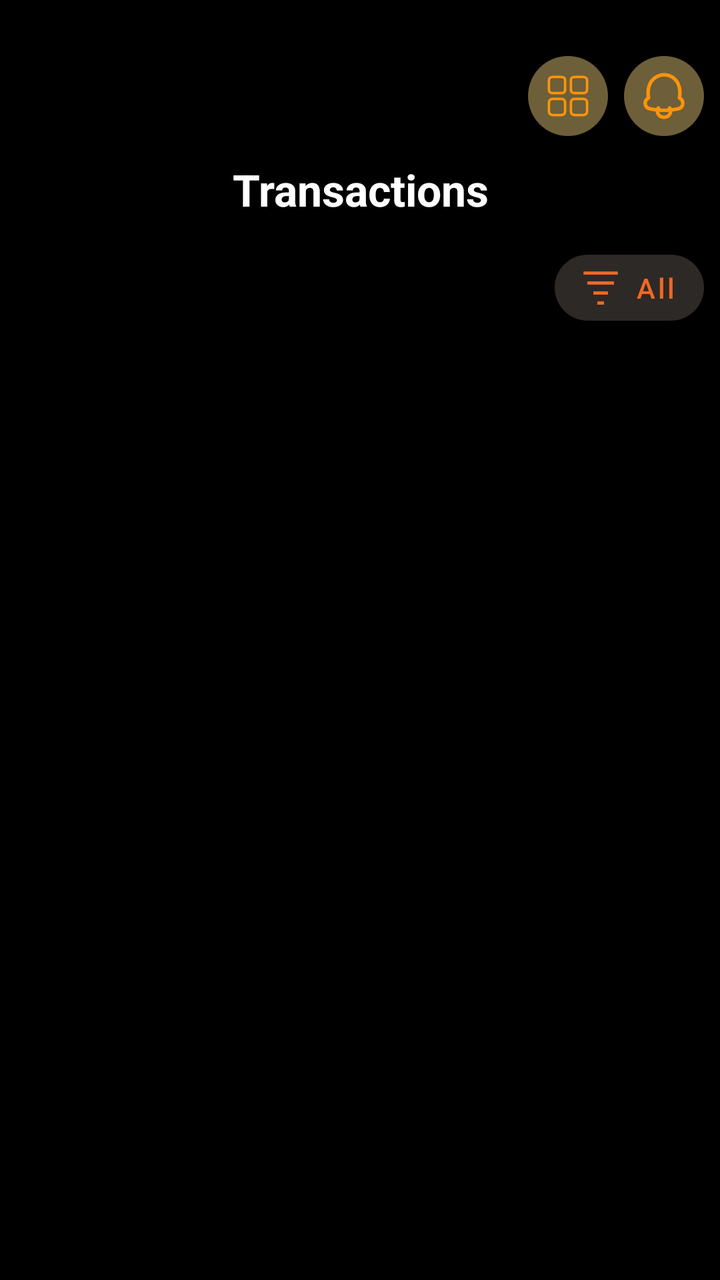
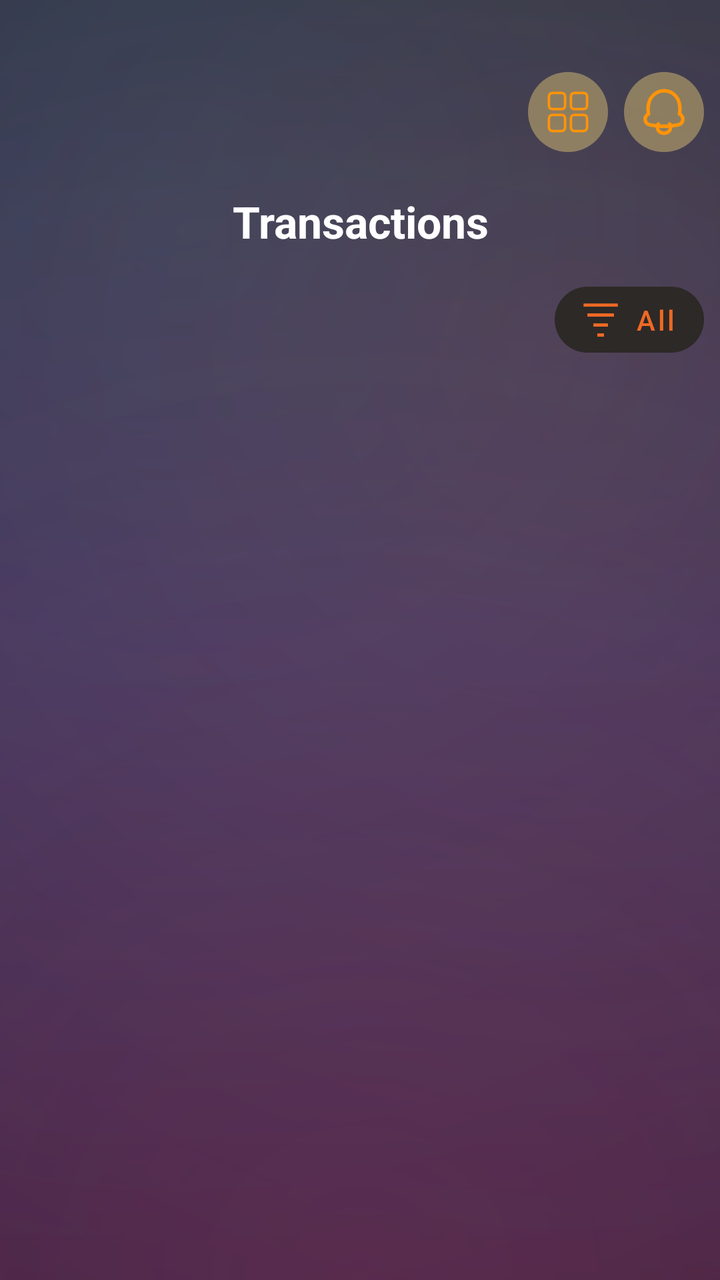

Compare the two renders of this Android layout. The source of the first and the diff that turns it into the second are given below.
<!-- AndroidManifest.xml: application theme Theme.Bitbloom -->
<!-- res/layout/fragment_salary_history.xml -->
<?xml version="1.0" encoding="utf-8"?>
<androidx.coordinatorlayout.widget.CoordinatorLayout xmlns:android="http://schemas.android.com/apk/res/android"
    xmlns:app="http://schemas.android.com/apk/res-auto"
    xmlns:tools="http://schemas.android.com/tools"
    android:id="@+id/root"
    android:layout_width="match_parent"
    android:layout_height="match_parent"
    android:background="@color/black">

    <androidx.core.widget.NestedScrollView
        android:id="@+id/scrollContainer"
        android:layout_width="match_parent"
        android:layout_height="match_parent"
        android:fillViewport="true"
        android:scrollbars="none">

        <androidx.constraintlayout.widget.ConstraintLayout
            android:layout_width="match_parent"
            android:layout_height="wrap_content"
            android:paddingTop="24dp"
            android:paddingBottom="16dp">

            
            <androidx.constraintlayout.widget.Guideline
                android:id="@+id/gStart"
                android:layout_width="wrap_content"
                android:layout_height="wrap_content"
                android:orientation="vertical"
                app:layout_constraintGuide_begin="8dp" />

            <androidx.constraintlayout.widget.Guideline
                android:id="@+id/gEnd"
                android:layout_width="wrap_content"
                android:layout_height="wrap_content"
                android:orientation="vertical"
                app:layout_constraintGuide_end="8dp" />

            
            <androidx.constraintlayout.widget.ConstraintLayout
                android:id="@+id/topbar"
                android:layout_width="0dp"
                android:layout_height="48dp"
                app:layout_constraintEnd_toEndOf="@id/gEnd"
                app:layout_constraintStart_toStartOf="@id/gStart"
                app:layout_constraintTop_toTopOf="parent">

                <LinearLayout
                    android:id="@+id/actionsRight"
                    android:layout_width="wrap_content"
                    android:layout_height="wrap_content"
                    android:orientation="horizontal"
                    app:layout_constraintBottom_toBottomOf="parent"
                    app:layout_constraintEnd_toEndOf="parent"
                    app:layout_constraintTop_toTopOf="parent">

                    <ImageView
                        android:id="@+id/menu"
                        android:layout_width="40dp"
                        android:layout_height="40dp"
                        android:background="@drawable/ic_window"
                        android:padding="8dp" />

                    <ImageView
                        android:id="@+id/notification_ic"
                        android:layout_width="40dp"
                        android:layout_height="40dp"
                        android:layout_marginStart="8dp"
                        android:background="@drawable/ic_bell"
                        android:padding="8dp" />
                </LinearLayout>
            </androidx.constraintlayout.widget.ConstraintLayout>

            
            <TextView
                android:id="@+id/title"
                android:layout_width="0dp"
                android:layout_height="wrap_content"
                android:layout_marginTop="8dp"
                android:gravity="center"
                android:text="@string/fragment_deposit_transactions"
                android:textColor="@color/white"
                android:textSize="22sp"
                android:textStyle="bold"
                app:layout_constraintEnd_toEndOf="@id/gEnd"
                app:layout_constraintStart_toStartOf="@id/gStart"
                app:layout_constraintTop_toBottomOf="@id/topbar" />

            
            <LinearLayout
                android:id="@+id/filterRow"
                android:layout_width="0dp"
                android:layout_height="wrap_content"
                android:layout_marginTop="12dp"
                android:gravity="end"
                android:orientation="horizontal"
                app:layout_constraintEnd_toEndOf="@id/gEnd"
                app:layout_constraintStart_toStartOf="@id/gStart"
                app:layout_constraintTop_toBottomOf="@id/title">

                <com.google.android.material.button.MaterialButton
                    android:id="@+id/btnFilter"
                    style="@style/Widget.MaterialComponents.Button.OutlinedButton"
                    android:layout_width="wrap_content"
                    android:layout_height="45dp"
                    android:drawablePadding="4dp"
                    android:insetLeft="0dp"
                    android:insetRight="0dp"
                    android:minWidth="0dp"
                    android:paddingStart="14dp"
                    android:paddingEnd="14dp"
                    android:text="@string/fragment_deposit_all"
                    android:textAllCaps="false"
                    android:textColor="@color/orange"
                    android:textSize="14sp"
                    app:backgroundTint="#2D2927"
                    app:cornerRadius="20dp"
                    app:icon="@drawable/ic_filter_list"
                    app:iconGravity="textStart"
                    app:iconPadding="8dp"
                    app:iconTint="@color/orange"
                    app:strokeColor="@color/orange"
                    app:strokeWidth="0dp" />
            </LinearLayout>

            
            <FrameLayout
                android:id="@+id/transactionListContainer"
                android:layout_width="0dp"
                android:layout_height="0dp"
                app:layout_constraintBottom_toBottomOf="parent"
                app:layout_constraintEnd_toEndOf="@id/gEnd"
                app:layout_constraintStart_toStartOf="@id/gStart"
                app:layout_constraintTop_toBottomOf="@id/filterRow">

                
                <androidx.recyclerview.widget.RecyclerView
                    android:id="@+id/rvHistory"
                    android:layout_width="match_parent"
                    android:layout_height="match_parent"
                    android:clipToPadding="false"
                    app:layoutManager="androidx.recyclerview.widget.LinearLayoutManager"
                    tools:listitem="@layout/item_transaction" />

                
                <com.facebook.shimmer.ShimmerFrameLayout
                    android:id="@+id/shimmerTransactions"
                    android:layout_width="match_parent"
                    android:layout_height="match_parent"
                    android:paddingStart="16dp"
                    android:paddingTop="8dp"
                    android:paddingEnd="16dp"
                    android:visibility="gone"
                    app:shimmer_auto_start="false"
                    app:shimmer_base_alpha="0.9"
                    app:shimmer_duration="1100"
                    app:shimmer_highlight_alpha="0.6"
                    app:shimmer_intensity="0.35">

                    <LinearLayout
                        android:id="@+id/skeletonTxnList"
                        android:layout_width="match_parent"
                        android:layout_height="wrap_content"
                        android:divider="@drawable/divider_rank_list_gap"
                        android:orientation="vertical"
                        android:showDividers="middle" />
                </com.facebook.shimmer.ShimmerFrameLayout>

                
                <LinearLayout
                    android:id="@+id/emptyState"
                    android:layout_width="match_parent"
                    android:layout_height="wrap_content"
                    android:gravity="center"
                    android:orientation="vertical"
                    android:padding="24dp"
                    android:visibility="gone">

                    <ImageView
                        android:id="@+id/emptyImage"
                        android:layout_width="80dp"
                        android:layout_height="80dp"
                        android:alpha="0.2"
                        android:layout_gravity="center"
                        android:contentDescription="@string/fragment_deposit_transactions"
                        android:src="@drawable/ic_transactions"
                        app:tint="@color/grey" />

                    <TextView
                        android:id="@+id/emptyText"
                        android:layout_width="wrap_content"
                        android:layout_height="wrap_content"
                        android:layout_marginTop="12dp"
                        android:text="@string/no_transaction_history"
                        android:textColor="@color/grey"
                        android:textSize="14sp" />
                </LinearLayout>
            </FrameLayout>
        </androidx.constraintlayout.widget.ConstraintLayout>
    </androidx.core.widget.NestedScrollView>
</androidx.coordinatorlayout.widget.CoordinatorLayout>
<!-- res/layout/item_transaction.xml (included above) -->
<?xml version="1.0" encoding="utf-8"?>
<RelativeLayout xmlns:android="http://schemas.android.com/apk/res/android"
    xmlns:app="http://schemas.android.com/apk/res-auto"
    android:id="@+id/cardRoot"
    android:layout_width="match_parent"
    android:layout_height="wrap_content">

    <com.google.android.material.card.MaterialCardView
        android:id="@+id/cardSurface"
        android:layout_width="match_parent"
        android:layout_height="wrap_content"
        android:foreground="?attr/selectableItemBackground"
        android:outlineAmbientShadowColor="#FF7B00"
        android:outlineSpotShadowColor="#FF7B00"
        app:cardBackgroundColor="@color/main_card_color"
        app:cardCornerRadius="20dp"
        app:cardElevation="12dp"
        app:cardUseCompatPadding="true"
        app:strokeColor="@android:color/transparent"
        app:strokeWidth="0dp">

        <androidx.constraintlayout.widget.ConstraintLayout
            android:layout_width="match_parent"
            android:layout_height="wrap_content"
            android:minHeight="84dp"
            android:paddingHorizontal="12dp"
            android:paddingVertical="16dp">

            
            <ImageView
                android:id="@+id/ivIcon"
                android:layout_width="44dp"
                android:layout_height="44dp"
                android:layout_marginEnd="16dp"
                android:background="@drawable/vector_bg"
                android:padding="8dp"
                android:src="@drawable/ic_withdraw2"
                app:layout_constraintStart_toStartOf="parent"
                app:layout_constraintTop_toTopOf="parent"
                app:tint="@color/orange" />

            
            <TextView
                android:id="@+id/tvAmount"
                android:layout_width="wrap_content"
                android:layout_height="wrap_content"
                android:text="@string/item_transaction_n_1000"
                android:textColor="@color/orange"
                android:textSize="16sp"
                android:textStyle="bold"
                app:layout_constraintEnd_toEndOf="parent"
                app:layout_constraintTop_toTopOf="parent" />

            
            <TextView
                android:id="@+id/tvStatus"
                android:layout_width="wrap_content"
                android:layout_height="wrap_content"
                android:text="@string/item_transaction_pending"
                android:textColor="#AAAAAA"
                android:textSize="12sp"
                app:layout_constraintEnd_toEndOf="@id/tvAmount"
                app:layout_constraintTop_toBottomOf="@id/tvAmount"
                app:layout_goneMarginTop="2dp" />

            
            <TextView
                android:id="@+id/tvType"
                android:layout_width="0dp"
                android:layout_height="wrap_content"
                android:layout_marginStart="4dp"
                android:ellipsize="end"
                android:maxLines="1"
                android:text="@string/dialog_withdraw_input_withdraw"
                android:textColor="@color/orange"
                android:textSize="14sp"
                android:textStyle="bold"
                app:layout_constraintEnd_toStartOf="@id/tvAmount"
                app:layout_constraintStart_toEndOf="@id/ivIcon"
                app:layout_constraintTop_toTopOf="@id/tvAmount"
                app:layout_goneMarginEnd="8dp" />

            
            <TextView
                android:id="@+id/tvContent"
                android:layout_width="0dp"
                android:layout_height="wrap_content"
                android:layout_marginStart="4dp"
                android:ellipsize="end"
                android:maxLines="2"
                android:text="@string/item_transaction_n_1000_has_been_withdrawn_from_your_account"
                android:textColor="@color/grey"
                android:textSize="12sp"
                app:layout_constraintEnd_toStartOf="@id/tvAmount"
                app:layout_constraintStart_toEndOf="@id/ivIcon"
                app:layout_constraintTop_toBottomOf="@id/tvType"
                app:layout_goneMarginEnd="8dp" />

            
            <TextView
                android:id="@+id/tvDate"
                android:layout_width="wrap_content"
                android:layout_height="wrap_content"
                android:layout_marginTop="4dp"
                android:text="@string/item_transaction_n_28_january_2025_12_00_am"
                android:textColor="#AAAAAA"
                android:textSize="12sp"
                app:layout_constraintBottom_toBottomOf="parent"
                app:layout_constraintStart_toStartOf="@id/tvType"
                app:layout_constraintTop_toBottomOf="@id/tvContent" />
        </androidx.constraintlayout.widget.ConstraintLayout>
    </com.google.android.material.card.MaterialCardView>
</RelativeLayout>
<!-- resources referenced by this layout -->
<resources>
  <color name="black">#FF000000</color>
  <color name="grey">#B4FFFFFF</color>
  <color name="main_card_color">#1A1A1A</color>
  <color name="orange">#EE6924</color>
  <color name="white">#FFFFFFFF</color>
  <!-- drawable divider_rank_list_gap (drawable) -->
  <?xml version="1.0" encoding="utf-8"?>
  <shape xmlns:android="http://schemas.android.com/apk/res/android">
      <size android:height="24dp"/>  
      <solid android:color="@android:color/transparent"/>
  </shape>
  <!-- drawable vector_bg (drawable) -->
  <?xml version="1.0" encoding="utf-8"?>
  <shape xmlns:android="http://schemas.android.com/apk/res/android"
      android:shape="oval">
  
      <solid android:color="@color/black" />
  
  </shape>
  <string name="dialog_withdraw_input_withdraw">Withdraw</string>
  <string name="fragment_deposit_all">All</string>
  <string name="fragment_deposit_transactions">Transactions</string>
  <string name="item_transaction_n_1000">$1000</string>
  <string name="item_transaction_n_1000_has_been_withdrawn_from_your_account">$1000 has been withdrawn from your account</string>
  <string name="item_transaction_n_28_january_2025_12_00_am">28 January 2025, 12:00 AM</string>
  <string name="item_transaction_pending">Pending</string>
  <string name="no_transaction_history">No transaction history</string>
  <style name="Widget.MXG.EditText.WhiteCursor" parent="Widget.AppCompat.EditText">
          <item name="android:textCursorDrawable">@drawable/cursor_white</item>
      </style>
  <!-- drawable cursor_white (drawable) -->
  <?xml version="1.0" encoding="utf-8"?>
  <shape xmlns:android="http://schemas.android.com/apk/res/android">
      <size android:width="2dp"/>
      <solid android:color="@android:color/white"/>
      <corners android:radius="1dp"/>
  </shape>
  <color name="mxg_black">#000000</color>
  <color name="mxg_white">#FFFFFF</color>
  <color name="status_bar_color">#EE6924</color>
  <color name="light_status_bar_color">#EE6924</color>
  <!-- unchanged entries left out for length: 8 -->
</resources>

<!-- the commit's change to res/layout/fragment_salary_history.xml (unified diff, before → after) -->
@@ -5,7 +5,7 @@
     android:id="@+id/root"
     android:layout_width="match_parent"
     android:layout_height="match_parent"
-    android:background="@color/black">
+    android:background="@drawable/bg_mxg_deposit_gradient">
 
     <androidx.core.widget.NestedScrollView
         android:id="@+id/scrollContainer"
@@ -39,7 +39,7 @@
             <androidx.constraintlayout.widget.ConstraintLayout
                 android:id="@+id/topbar"
                 android:layout_width="0dp"
-                android:layout_height="48dp"
+                android:layout_height="64dp"
                 app:layout_constraintEnd_toEndOf="@id/gEnd"
                 app:layout_constraintStart_toStartOf="@id/gStart"
                 app:layout_constraintTop_toTopOf="parent">
<!-- resource entries referenced after the edit -->
@@ -5,6 +5,65 @@
   <color name="main_card_color">#1A1A1A</color>
   <color name="orange">#EE6924</color>
   <color name="white">#FFFFFFFF</color>
+  <!-- drawable bg_mxg_deposit_gradient (drawable) -->
+  <?xml version="1.0" encoding="utf-8"?>
+  <layer-list xmlns:android="http://schemas.android.com/apk/res/android">
+  
+      
+      <item>
+          <shape android:shape="rectangle">
+              <gradient
+                  android:type="linear"
+                  android:angle="270"
+                  android:startColor="#1C1F3A"
+                  android:centerColor="#2C2150"
+                  android:endColor="#341A38"/>
+          </shape>
+      </item>
+  
+      
+      <item android:gravity="top|start">
+          <shape android:shape="rectangle">
+              <gradient
+                  android:type="radial"
+                  android:centerX="25%"
+                  android:centerY="18%"
+                  android:gradientRadius="700dp"
+                  android:startColor="#2240E6FF"
+                  android:centerColor="#0F40E6FF"
+                  android:endColor="#0040E6FF"/>
+          </shape>
+      </item>
+  
+      
+      <item android:gravity="top|end">
+          <shape android:shape="rectangle">
+              <gradient
+                  android:type="radial"
+                  android:centerX="78%"
+                  android:centerY="28%"
+                  android:gradientRadius="700dp"
+                  android:startColor="#26FF9F43"
+                  android:centerColor="#12FF9F43"
+                  android:endColor="#00FF9F43"/>
+          </shape>
+      </item>
+  
+      
+      <item android:gravity="bottom|center_horizontal">
+          <shape android:shape="rectangle">
+              <gradient
+                  android:type="radial"
+                  android:centerX="50%"
+                  android:centerY="100%"
+                  android:gradientRadius="820dp"
+                  android:startColor="#26E640A1"
+                  android:centerColor="#10E640A1"
+                  android:endColor="#00E640A1"/>
+          </shape>
+      </item>
+  
+  </layer-list>
   <!-- drawable divider_rank_list_gap (drawable) -->
   <?xml version="1.0" encoding="utf-8"?>
   <shape xmlns:android="http://schemas.android.com/apk/res/android">
